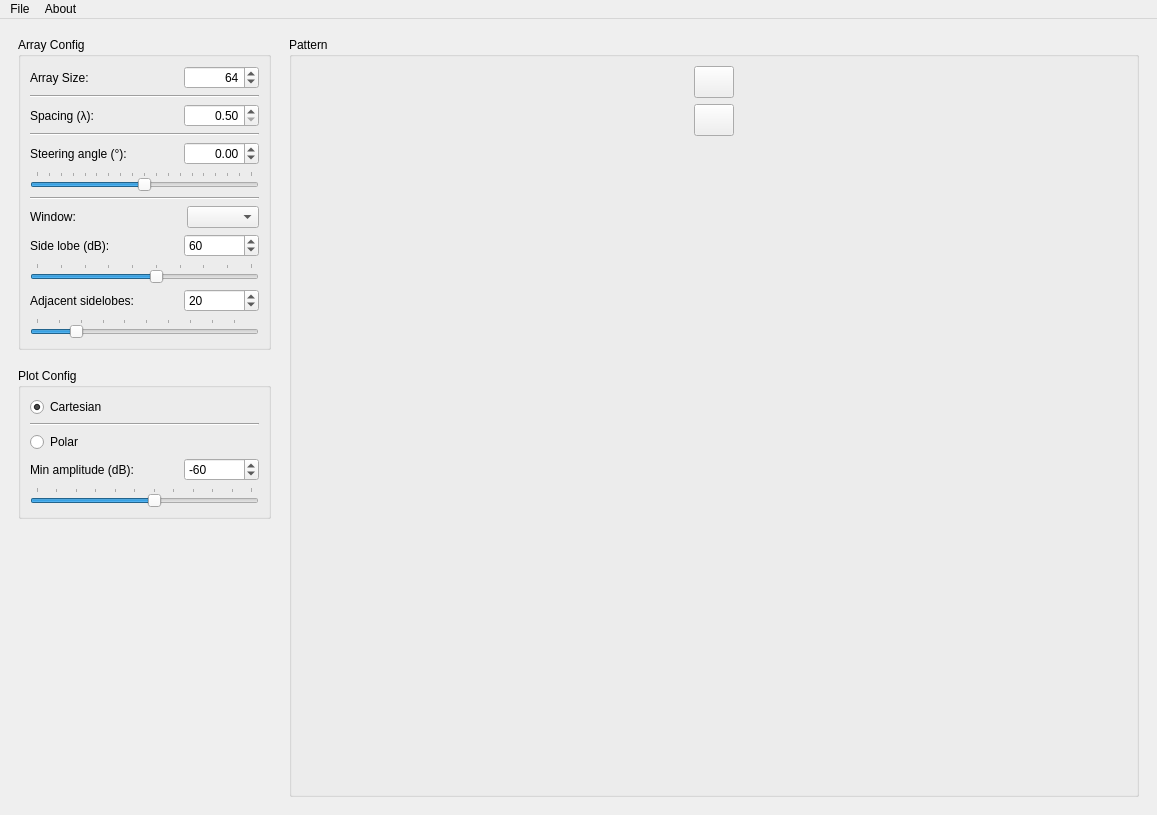
Qt form ui_array_analysis.ui (rookiepeng/antenna-array-analysis) before a commit.
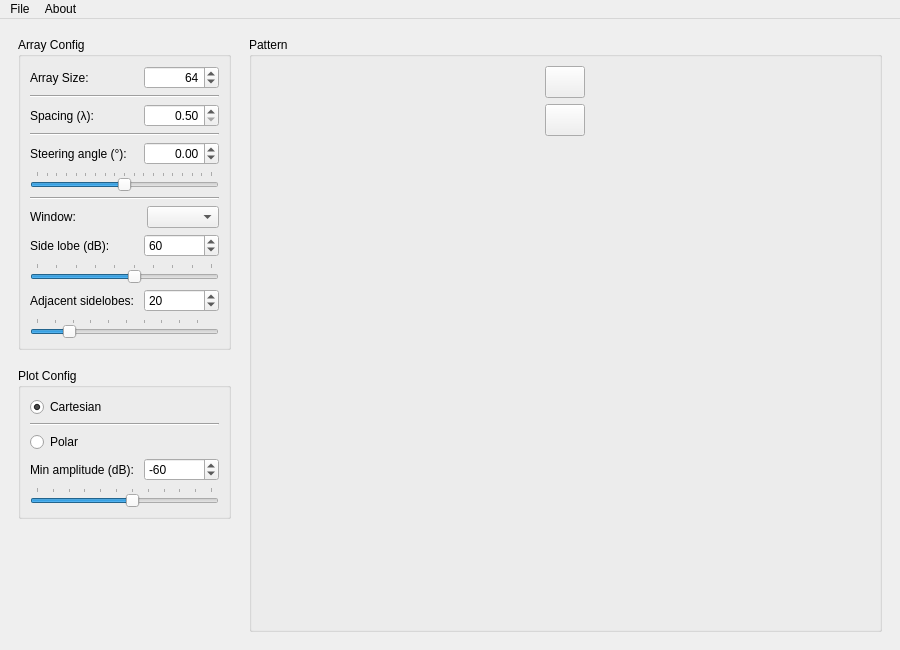
The same form after that commit. Icons and pictures are not drawn.

Commit message: adjust window size

The edit to the form file:
```diff
--- a/ui_array_analysis.ui
+++ b/ui_array_analysis.ui
@@ -6,8 +6,8 @@
    <rect>
     <x>0</x>
     <y>0</y>
-    <width>1157</width>
-    <height>815</height>
+    <width>900</width>
+    <height>650</height>
    </rect>
   </property>
   <property name="windowTitle">
@@ -71,8 +71,8 @@
              </property>
              <property name="sizeHint" stdset="0">
               <size>
-               <width>40</width>
-               <height>20</height>
+               <width>0</width>
+               <height>0</height>
               </size>
              </property>
             </spacer>
@@ -130,8 +130,8 @@
              </property>
              <property name="sizeHint" stdset="0">
               <size>
-               <width>40</width>
-               <height>20</height>
+               <width>0</width>
+               <height>0</height>
               </size>
              </property>
             </spacer>
@@ -183,8 +183,8 @@
              </property>
              <property name="sizeHint" stdset="0">
               <size>
-               <width>40</width>
-               <height>20</height>
+               <width>0</width>
+               <height>0</height>
               </size>
              </property>
             </spacer>
@@ -264,8 +264,8 @@
              </property>
              <property name="sizeHint" stdset="0">
               <size>
-               <width>40</width>
-               <height>20</height>
+               <width>0</width>
+               <height>0</height>
               </size>
              </property>
             </spacer>
@@ -291,7 +291,7 @@
              </property>
              <property name="sizeHint" stdset="0">
               <size>
-               <width>40</width>
+               <width>0</width>
                <height>0</height>
               </size>
              </property>
@@ -359,7 +359,7 @@
              </property>
              <property name="sizeHint" stdset="0">
               <size>
-               <width>40</width>
+               <width>0</width>
                <height>0</height>
               </size>
              </property>
@@ -412,7 +412,7 @@
        <widget class="QGroupBox" name="groupBox_plotConfig">
         <property name="sizePolicy">
          <sizepolicy hsizetype="Preferred" vsizetype="Preferred">
-          <horstretch>1</horstretch>
+          <horstretch>0</horstretch>
           <verstretch>0</verstretch>
          </sizepolicy>
         </property>
@@ -466,7 +466,7 @@
              </property>
              <property name="sizeHint" stdset="0">
               <size>
-               <width>40</width>
+               <width>0</width>
                <height>0</height>
               </size>
              </property>
@@ -522,8 +522,8 @@
         </property>
         <property name="sizeHint" stdset="0">
          <size>
-          <width>20</width>
-          <height>40</height>
+          <width>0</width>
+          <height>0</height>
          </size>
         </property>
        </spacer>
@@ -624,8 +624,8 @@
     <rect>
      <x>0</x>
      <y>0</y>
-     <width>1157</width>
-     <height>38</height>
+     <width>900</width>
+     <height>21</height>
     </rect>
    </property>
    <widget class="QMenu" name="menuFile">
```
Left out of the diff: 2 changed lines with no effect on the pictures.
